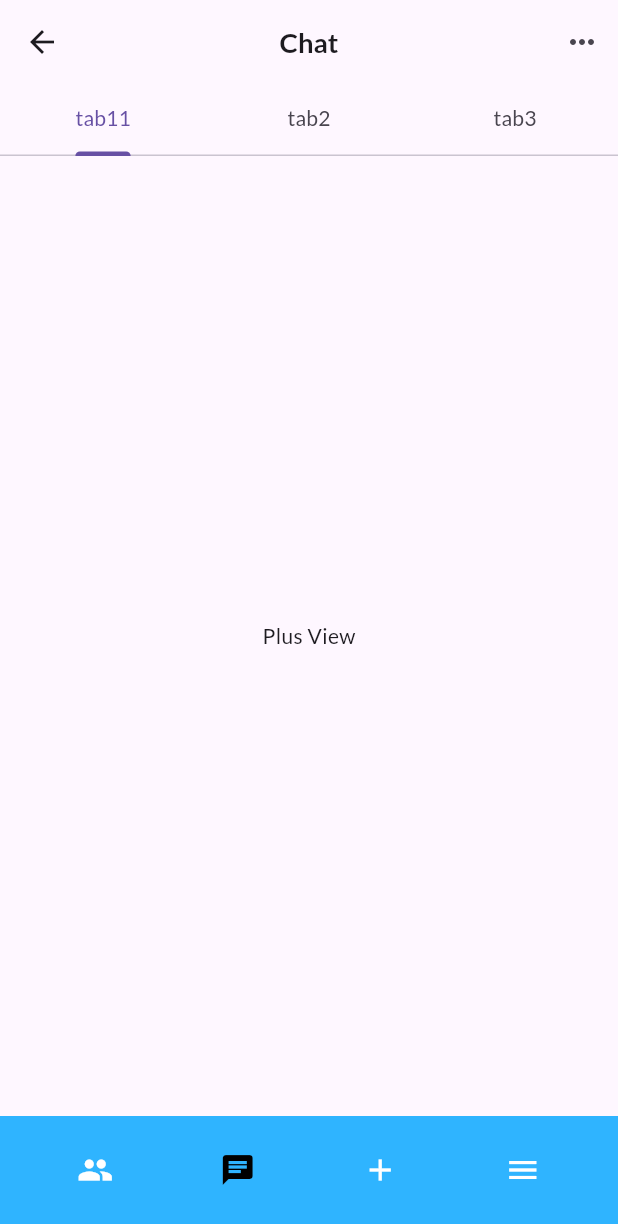
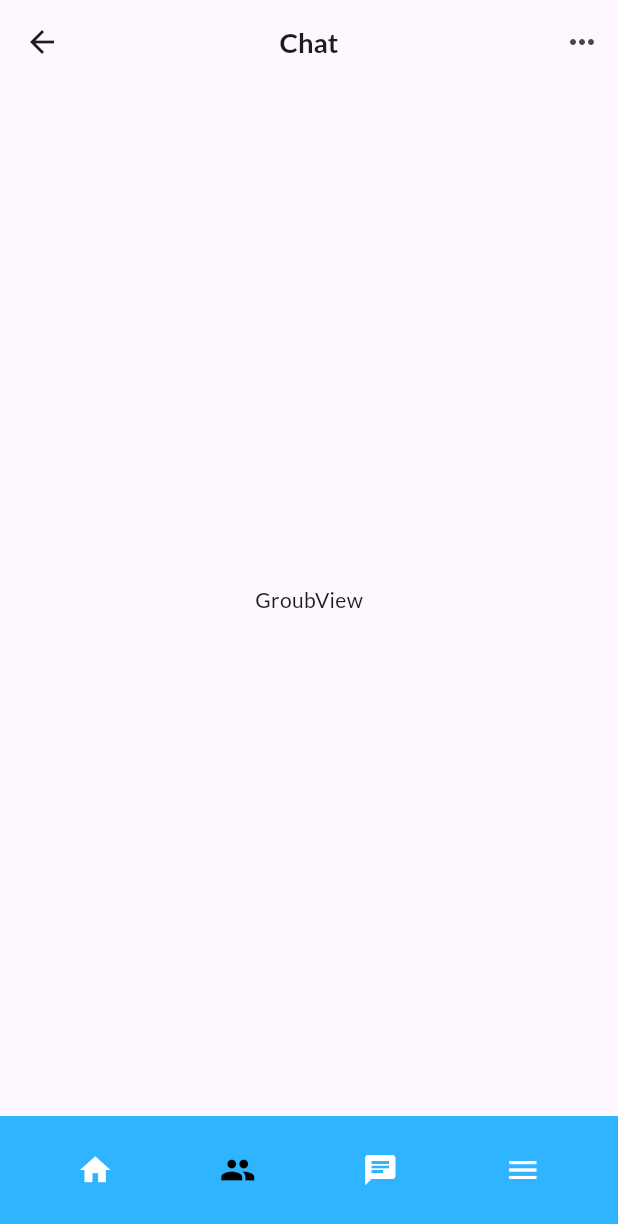
Before and after one commit to abdelrahman3003/Garherly, a Flutter app: the screen it shows after launch, item 2 of the bottom bar chosen, on a phone screen of 412 x 824 dp. Shown: the top 1224 px of the screen. Run offline on Flutter 3.47's test engine with Material 3 defaults, Android fonts, the phone set to English and light mode, and no system bars; our stand-ins replace flutter_screenutil, get, google_fonts, image_picker; project files that could hold a hidden picture were left out.

Commit message:
home part1

```diff
--- a/lib/controller/button_navigator_bar_controller.dart
+++ b/lib/controller/button_navigator_bar_controller.dart
@@ -1,8 +1,8 @@
 import 'package:flutter/material.dart';
-import 'package:gatherly/view/home/chat_view.dart';
-import 'package:gatherly/view/home/groub_view.dart';
-import 'package:gatherly/view/home/home_view.dart';
-import 'package:gatherly/view/home/plus_view.dart';
+import 'package:gatherly/view/homepage/chat_view.dart';
+import 'package:gatherly/view/homepage/groub_view.dart';
+import 'package:gatherly/view/homepage/home_View.dart';
+import 'package:gatherly/view/homepage/profile_view.dart';
 import 'package:get/get_state_manager/src/simple/get_controllers.dart';
 
 abstract class ButtonNavigatorBarController extends GetxController {
@@ -14,11 +14,10 @@ class ButtonNavigatorBarControllerImp extends ButtonNavigatorBarController {
   int pageCount = 0;
   bool isbar = true;
   List<Widget> pageList = [
-
+    const HomeView(),
+    const GroubView(),
     const ChatView(),
-    const PLusView(),
-
-
+    const ProfileView(),
   ];
 
   @override
--- a/lib/core/constatnt/routApp.dart
+++ b/lib/core/constatnt/routApp.dart
@@ -2,8 +2,8 @@ import 'package:gatherly/view/auth/signin/signin_view.dart';
 import 'package:gatherly/view/auth/signup/signup_view.dart';
 import 'package:gatherly/view/event/join_event_view.dart';
 import 'package:gatherly/view/event/create_event.dart';
-import 'package:gatherly/view/home/buttom_navigator_bar.dart';
-import 'package:gatherly/view/home/home_view.dart';
+import 'package:gatherly/view/homepage/buttom_navigator_bar.dart';
+
 import 'package:gatherly/view/splash/splash_view.dart';
 import 'package:gatherly/view/welcome/welcome_view.dart';
 import 'package:get/get_navigation/src/routes/get_route.dart';
@@ -25,6 +25,5 @@ List<GetPage<dynamic>>? getPages = [
   GetPage(name: kSignUpView, page: () => const SignUpView()),
   GetPage(name: kJoinEventView, page: () => const JoinEventView()),
   GetPage(name: kCreateEvent, page: () => const CreateEvent()),
-  GetPage(name: kHomeView, page: () => const HomeView()),
   GetPage(name: "/", page: () => const BottomNavigationScreen()),
 ];
--- a/lib/view/home/groub_view.dart
+++ /dev/null
@@ -1,14 +0,0 @@
-import 'package:flutter/material.dart';
-
-class HomeView extends StatelessWidget {
-  const HomeView({super.key});
-
-  @override
-  Widget build(BuildContext context) {
-    return TabBarView(children: [
-      Center(child: Text("view 1")),
-      Center(child: Text("view 2")),
-      Center(child: Text("view 2")),
-    ]);
-  }
-}
--- a/lib/view/home/plus_view.dart
+++ /dev/null
@@ -1,10 +0,0 @@
-import 'package:flutter/material.dart';
-
-class PLusView extends StatelessWidget {
-  const PLusView({super.key});
-
-  @override
-  Widget build(BuildContext context) {
-    return Center(child: Text("Plus View"));
-  }
-}
--- a/lib/view/home/buttom_navigator_bar.dart
+++ b/lib/view/homepage/buttom_navigator_bar.dart
@@ -1,7 +1,7 @@
 import 'package:flutter/material.dart';
 import 'package:flutter_screenutil/flutter_screenutil.dart';
 import 'package:gatherly/controller/button_navigator_bar_controller.dart';
-import 'package:gatherly/view/home/widget/bottom_navigate/appButtonNavigarBar.dart';
+import 'package:gatherly/view/homepage/widget/bottom_navigate/appButtonNavigarBar.dart';
 import 'package:get/get.dart';
 
 class BottomNavigationScreen extends StatelessWidget {
@@ -11,7 +11,7 @@ class BottomNavigationScreen extends StatelessWidget {
   Widget build(BuildContext context) {
     Get.put(ButtonNavigatorBarControllerImp());
     return DefaultTabController(
-      length: 3,
+      length: 2,
       child: GetBuilder<ButtonNavigatorBarControllerImp>(builder: (controller) {
         return Scaffold(
             appBar: AppBar(
@@ -30,13 +30,12 @@ class BottomNavigationScreen extends StatelessWidget {
                     icon: const Icon(Icons.more_horiz),
                   ),
                 ],
-                bottom: controller.isbar
-                    ? TabBar(tabs: [
-                        Tab(text: "tab11"),
-                        Tab(text: "tab2"),
-                        Tab(text: "tab3"),
+                bottom: controller.pageCount == 0
+                    ? const TabBar(tabs: [
+                        Tab(text: "About"),
+                        Tab(text: "Tasks"),
                       ])
-                    : PreferredSize(
+                    : const PreferredSize(
                         preferredSize: Size.zero, child: SizedBox())),
             bottomNavigationBar: const AppBottomNavigatorBar(),
             // floatingActionButtonLocation: FloatingActionButtonLocation.centerDocked,
--- a/lib/view/home/chat_view.dart
+++ b/lib/view/homepage/chat_view.dart
@@ -5,6 +5,6 @@ class ChatView extends StatelessWidget {
 
   @override
   Widget build(BuildContext context) {
-    return const Center(child: Center(child: Text("data")));
+    return const Center(child: Center(child: Text("Chat View")));
   }
 }
--- /dev/null
+++ b/lib/view/homepage/groub_view.dart
@@ -0,0 +1,10 @@
+import 'package:flutter/material.dart';
+
+class GroubView extends StatelessWidget {
+  const GroubView({super.key});
+
+  @override
+  Widget build(BuildContext context) {
+    return Center(child: Text("GroubView"));
+  }
+}
--- a/lib/view/home/widget/bottom_navigate/appButtonNavigarBar.dart
+++ b/lib/view/homepage/widget/bottom_navigate/appButtonNavigarBar.dart
@@ -1,7 +1,7 @@
 import 'package:flutter/material.dart';
 import 'package:gatherly/controller/button_navigator_bar_controller.dart';
 import 'package:gatherly/core/constatnt/app_color.dart';
-import 'package:gatherly/view/home/widget/bottom_navigate/appar_item.dart';
+import 'package:gatherly/view/homepage/widget/bottom_navigate/appar_item.dart';
 import 'package:get/get.dart';
 
 class AppBottomNavigatorBar extends StatelessWidget {
@@ -13,23 +13,21 @@ class AppBottomNavigatorBar extends StatelessWidget {
       builder: (controller) => BottomAppBar(
         color: AppColor.primary,
         shape: const CircularNotchedRectangle(),
-
         child: Row(
           mainAxisAlignment: MainAxisAlignment.spaceAround,
           children: [
             AppbarItem(
-              icon: Icons.group,
+              icon: Icons.home,
               //iconName: ConstanstValue.home,
               isactive: controller.pageCount == 0 ? true : false,
             ),
-
             AppbarItem(
-              icon: Icons.chat,
+              icon: Icons.group,
               // iconName: ConstanstValue.favourite,
               isactive: controller.pageCount == 1 ? true : false,
             ),
             AppbarItem(
-              icon: Icons.add,
+              icon: Icons.chat,
               // iconName: ConstanstValue.setting,
               isactive: controller.pageCount == 2 ? true : false,
             ),
--- a/lib/view/home/widget/bottom_navigate/appar_item.dart
+++ b/lib/view/homepage/widget/bottom_navigate/appar_item.dart
@@ -18,9 +18,9 @@ class AppbarItem extends GetView<ButtonNavigatorBarControllerImp> {
       children: [
         IconButton(
           onPressed: () {
-            if (icon == Icons.chat) {
+            if (icon == Icons.group) {
               controller.changepage(1);
-            } else if (icon == Icons.add) {
+            } else if (icon == Icons.chat) {
               controller.changepage(2);
             } else if (icon == Icons.menu) {
               controller.changepage(3);
```
Also changed, not shown: lib/controller/home_controller.dart (added, +13 -0 lines), lib/view/home/home_view.dart (deleted, +0 -12 lines), lib/view/homepage/home_View.dart (added, +31 -0 lines), lib/view/homepage/profile_view.dart (added, +10 -0 lines), lib/view/homepage/widget/bottom_navigate/costom_appbar.dart (renamed from lib/view/home/widget/bottom_navigate/costom_appbar.dart).
